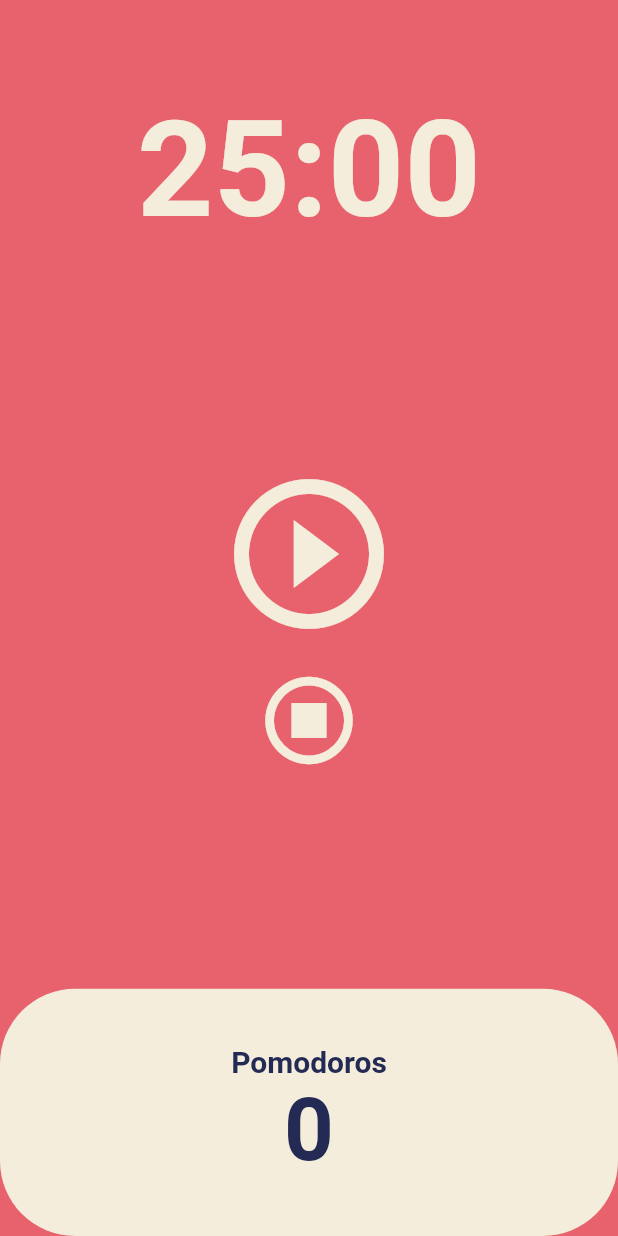
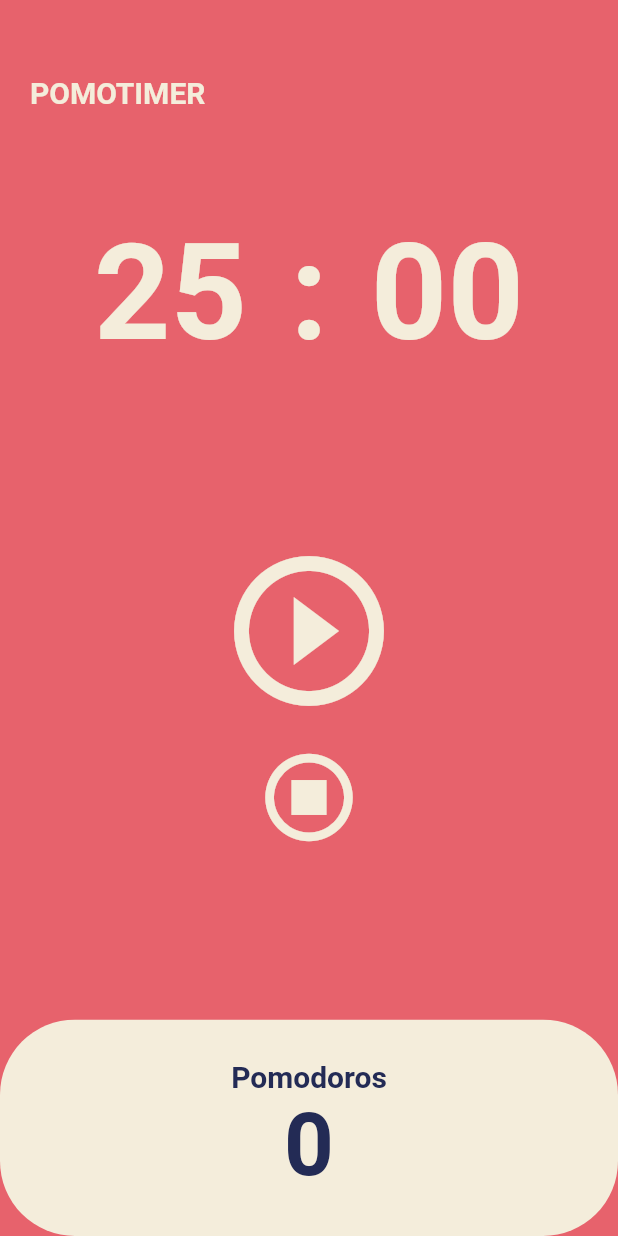
Before and after one commit to horu2day/pomodoro, a Flutter app: the screen it shows after launch, on a phone screen of 412 x 824 dp. Run offline on Flutter 3.47's test engine with Material 2 defaults, Android fonts, the phone set to English and light mode, and no system bars.

Commit message:
challenge-1

```diff
--- a/lib/main.dart
+++ b/lib/main.dart
@@ -8,6 +8,8 @@ void main() {
 class App extends StatelessWidget {
   int counter = 0;
 
+  App({super.key});
+
   void onClicked() {
     counter = counter + 1;
   }
@@ -16,13 +18,25 @@ class App extends StatelessWidget {
   Widget build(BuildContext context) {
     return MaterialApp(
         theme: ThemeData(
-          backgroundColor: const Color(0xFFE7626C),
           textTheme: const TextTheme(
-            headline1: TextStyle(
+            displayLarge: TextStyle(
               color: Color(0xFF232B55),
             ),
           ),
           cardColor: const Color(0xFFF4EDDB),
+          colorScheme: const ColorScheme(
+            surface: Colors.white,
+            onSurface: Colors.white,
+            onBackground: Color(0xFFE7626C),
+            error: Colors.black,
+            onError: Colors.black,
+            onPrimary: Color(0xFFE7626C),
+            onSecondary: Color(0xFF232B55),
+            primary: Color(0xFF232B55),
+            secondary: Color(0xFF232B55),
+            brightness: Brightness.light,
+            background: Color(0xFFE7626C),
+          ),
         ),
         home: const HomeScreen());
   }
--- a/lib/screens/home_screen.dart
+++ b/lib/screens/home_screen.dart
@@ -3,18 +3,29 @@ import 'dart:async';
 import 'package:flutter/material.dart';
 
 class HomeScreen extends StatefulWidget {
-  const HomeScreen();
+  const HomeScreen({super.key});
 
   @override
   State<HomeScreen> createState() => _HomeScreenState();
 }
 
 class _HomeScreenState extends State<HomeScreen> {
-  static const int twentyFiveMinite = 1500;
-  int totalSeconds = twentyFiveMinite;
+  int twentyFiveMinite = 1500;
+  int totalSeconds = 0;
+  int cycleMinites = 0;
+  int cycleSeconds = 0;
+
   late Timer timer;
+
   bool isRunning = false;
+
   int totalPomodoros = 0;
+
+  _HomeScreenState() {
+    totalSeconds = twentyFiveMinite;
+    cycleMinites = totalSeconds ~/ 60;
+    cycleSeconds = totalSeconds % 60;
+  }
 
   void onTick(Timer timer) {
     if (totalSeconds == 0) {
@@ -22,6 +33,8 @@ class _HomeScreenState extends State<HomeScreen> {
         totalPomodoros = totalPomodoros + 1;
         isRunning = false;
         totalSeconds = twentyFiveMinite;
+        cycleMinites = totalSeconds ~/ 60;
+        cycleSeconds = totalSeconds % 60;
       });
       timer.cancel();
     } else {
@@ -61,21 +74,71 @@ class _HomeScreenState extends State<HomeScreen> {
   @override
   Widget build(BuildContext context) {
     return Scaffold(
-      backgroundColor: Theme.of(context).backgroundColor,
+      backgroundColor: Theme.of(context).colorScheme.background,
       body: Column(
         children: [
+          const SizedBox(
+            height: 50,
+          ),
+          Container(
+            alignment: Alignment.topLeft,
+            padding: const EdgeInsets.symmetric(
+              horizontal: 20,
+            ),
+            child: Text(
+              "POMOTIMER",
+              style: TextStyle(
+                  color: Theme.of(context).cardColor,
+                  fontSize: 20,
+                  fontWeight: FontWeight.w600),
+            ),
+          ),
+          const SizedBox(
+            height: 70,
+          ),
+          Row(
+            mainAxisAlignment: MainAxisAlignment.end,
+            children: [
               Flexible(
-            flex: 1,
+                flex: 2,
                 child: Container(
-              alignment: Alignment.bottomCenter,
+                  alignment: Alignment.bottomRight,
                   child: Text(
-                format(totalSeconds),
+                    cycleMinites.toString(),
                     style: TextStyle(
                         color: Theme.of(context).cardColor,
                         fontSize: 89,
                         fontWeight: FontWeight.w600),
                   ),
                 ),
+              ),
+              Flexible(
+                flex: 1,
+                child: Container(
+                  alignment: Alignment.center,
+                  child: Text(
+                    ":",
+                    style: TextStyle(
+                        color: Theme.of(context).cardColor,
+                        fontSize: 89,
+                        fontWeight: FontWeight.w600),
+                  ),
+                ),
+              ),
+              Flexible(
+                flex: 2,
+                child: Container(
+                  alignment: Alignment.bottomLeft,
+                  child: Text(
+                    cycleSeconds.toString().padLeft(2, '0'),
+                    style: TextStyle(
+                        color: Theme.of(context).cardColor,
+                        fontSize: 89,
+                        fontWeight: FontWeight.w600),
+                  ),
+                ),
+              ),
+            ],
           ),
           Flexible(
               flex: 3,
@@ -117,7 +180,7 @@ class _HomeScreenState extends State<HomeScreen> {
                                 fontWeight: FontWeight.w600,
                                 color: Theme.of(context)
                                     .textTheme
-                                    .headline1!
+                                    .displayLarge!
                                     .color),
                           ),
                           Text(
@@ -127,7 +190,7 @@ class _HomeScreenState extends State<HomeScreen> {
                                 fontWeight: FontWeight.w600,
                                 color: Theme.of(context)
                                     .textTheme
-                                    .headline1!
+                                    .displayLarge!
                                     .color),
                           ),
                         ]),
```
Also changed, not shown: pubspec.lock. Lines whose indentation alone changed are shown as unchanged.
